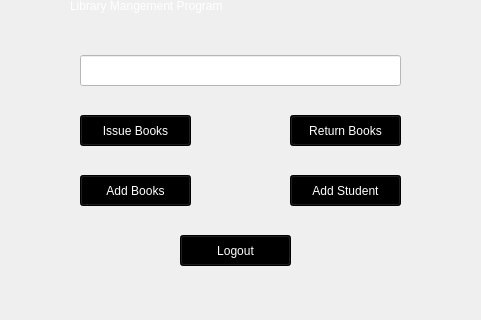
Black-Sirius69/Library-Management-System, file main.ui: the form before one commit; both pictures show x 259 to 740 and y 134 to 454 of the 1024 by 683 pixel window.
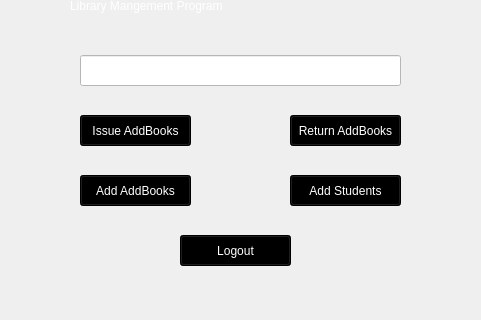
The form after the commit. Icons and pictures are not drawn.

Commit message: Added images and the ability to import books from marc files

What changed in the file:
```diff
--- a/main.ui
+++ b/main.ui
@@ -31,39 +31,9 @@
      <widget class="QFrame" name="frame_2">
       <property name="palette">
        <palette>
-        <active>
-         <colorrole role="Base">
-          <brush brushstyle="SolidPattern">
-           <color alpha="255">
-            <red>255</red>
-            <green>255</green>
-            <blue>255</blue>
-           </color>
-          </brush>
-         </colorrole>
-        </active>
-        <inactive>
-         <colorrole role="Base">
-          <brush brushstyle="SolidPattern">
-           <color alpha="255">
-            <red>255</red>
-            <green>255</green>
-            <blue>255</blue>
-           </color>
-          </brush>
-         </colorrole>
-        </inactive>
-        <disabled>
-         <colorrole role="Base">
-          <brush brushstyle="SolidPattern">
-           <color alpha="255">
-            <red>240</red>
-            <green>240</green>
-            <blue>240</blue>
-           </color>
-          </brush>
-         </colorrole>
-        </disabled>
+        <active/>
+        <inactive/>
+        <disabled/>
        </palette>
       </property>
       <property name="styleSheet">
@@ -92,7 +62,7 @@
 color: rgb(255, 255, 255);</string>
        </property>
        <property name="text">
-        <string>Issue Books</string>
+        <string>Issue AddBooks</string>
        </property>
       </widget>
       <widget class="QPushButton" name="return_book">
@@ -109,7 +79,7 @@
 background-color: rgb(0, 0, 0);</string>
        </property>
        <property name="text">
-        <string>Return Books</string>
+        <string>Return AddBooks</string>
        </property>
       </widget>
       <widget class="QPushButton" name="logout_btn">
@@ -143,7 +113,7 @@
 color: rgb(255, 255, 255);</string>
        </property>
        <property name="text">
-        <string>Add Books</string>
+        <string>Add AddBooks</string>
        </property>
       </widget>
       <widget class="QPushButton" name="add_student">
@@ -160,7 +130,7 @@
 background-color: rgb(0, 0, 0);</string>
        </property>
        <property name="text">
-        <string>Add Student</string>
+        <string>Add Students</string>
        </property>
       </widget>
       <widget class="QLineEdit" name="search">
```
Left out of the diff: 4 changed lines with no effect on the pictures. The commit also changes 14 other files.
